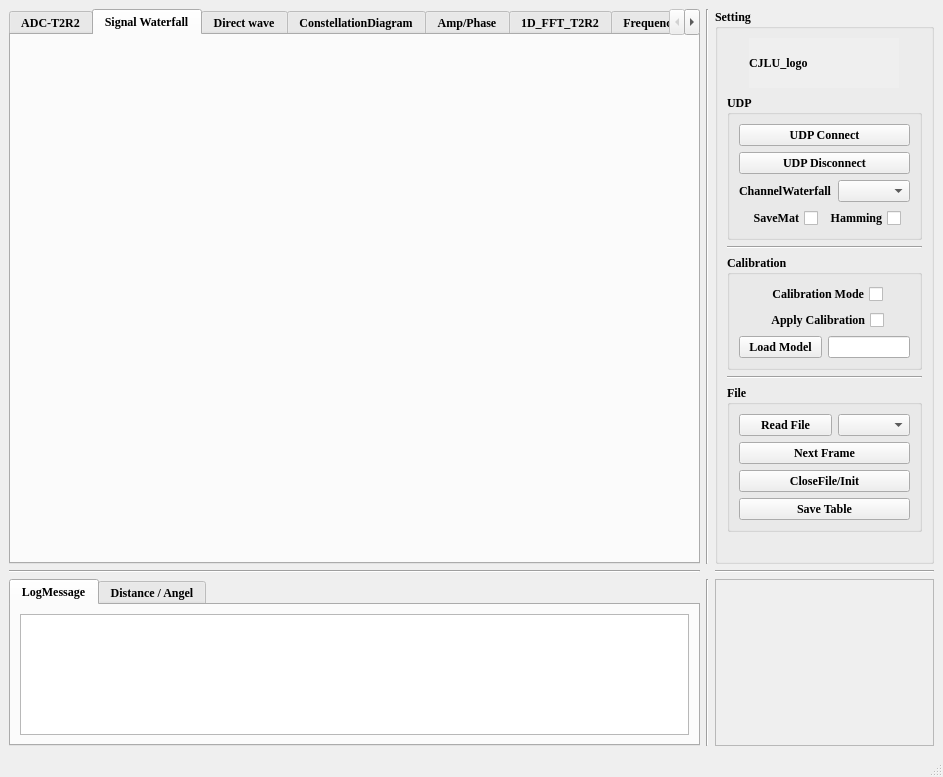
Before: the Qt Designer form Radar_UDP.ui in CruzeOliver/FMCW-Radar-GUI, drawn with Qt 5.
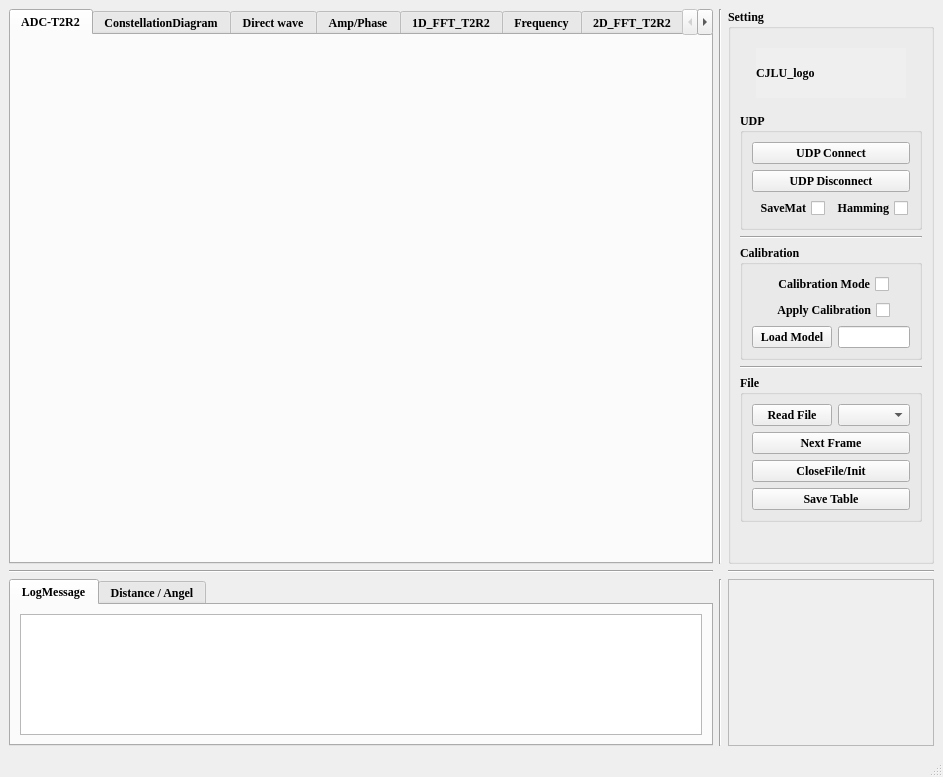
After: the same form once the commit is applied. The open tabs and pages were chosen to show the change.

Commit message: delete function “waterfall”

```diff
--- a/Radar_UDP.ui
+++ b/Radar_UDP.ui
@@ -224,62 +224,6 @@
             </property>
            </widget>
           </item>
-          <item>
-           <layout class="QHBoxLayout" name="horizontalLayout_14">
-            <item>
-             <spacer name="horizontalSpacer_3">
-              <property name="orientation">
-               <enum>Qt::Horizontal</enum>
-              </property>
-              <property name="sizeHint" stdset="0">
-               <size>
-                <width>40</width>
-                <height>20</height>
-               </size>
-              </property>
-             </spacer>
-            </item>
-            <item>
-             <widget class="QLabel" name="label">
-              <property name="sizePolicy">
-               <sizepolicy hsizetype="Expanding" vsizetype="Preferred">
-                <horstretch>0</horstretch>
-                <verstretch>0</verstretch>
-               </sizepolicy>
-              </property>
-              <property name="layoutDirection">
-               <enum>Qt::RightToLeft</enum>
-              </property>
-              <property name="text">
-               <string>ChannelWaterfall</string>
-              </property>
-             </widget>
-            </item>
-            <item>
-             <widget class="QComboBox" name="comboBox_waterfallchannel">
-              <property name="sizePolicy">
-               <sizepolicy hsizetype="Preferred" vsizetype="Fixed">
-                <horstretch>0</horstretch>
-                <verstretch>0</verstretch>
-               </sizepolicy>
-              </property>
-             </widget>
-            </item>
-            <item>
-             <spacer name="horizontalSpacer_4">
-              <property name="orientation">
-               <enum>Qt::Horizontal</enum>
-              </property>
-              <property name="sizeHint" stdset="0">
-               <size>
-                <width>40</width>
-                <height>20</height>
-               </size>
-              </property>
-             </spacer>
-            </item>
-           </layout>
-          </item>
           <item>
            <layout class="QHBoxLayout" name="horizontalLayout_5">
             <item>
@@ -612,35 +556,6 @@
         </item>
        </layout>
       </widget>
-      <widget class="QWidget" name="tab">
-       <attribute name="title">
-        <string>Signal Waterfall</string>
-       </attribute>
-       <layout class="QHBoxLayout" name="horizontalLayout_8">
-        <item>
-         <widget class="QWidget" name="widget_Waterfall" native="true"/>
-        </item>
-       </layout>
-      </widget>
-      <widget class="QWidget" name="tab_DirectWave">
-       <attribute name="title">
-        <string>Direct wave</string>
-       </attribute>
-       <layout class="QGridLayout" name="gridLayout_5">
-        <item row="0" column="0">
-         <widget class="QWidget" name="widget_DWtx0rx0" native="true"/>
-        </item>
-        <item row="0" column="1">
-         <widget class="QWidget" name="widget_DWtx0rx1" native="true"/>
-        </item>
-        <item row="1" column="0">
-         <widget class="QWidget" name="widget_DWtx1rx0" native="true"/>
-        </item>
-        <item row="1" column="1">
-         <widget class="QWidget" name="widget_DWtx1rx1" native="true"/>
-        </item>
-       </layout>
-      </widget>
       <widget class="QWidget" name="tab_ConstellationDiagram">
        <attribute name="title">
         <string>ConstellationDiagram</string>
@@ -660,6 +575,25 @@
         </item>
        </layout>
       </widget>
+      <widget class="QWidget" name="tab_DirectWave">
+       <attribute name="title">
+        <string>Direct wave</string>
+       </attribute>
+       <layout class="QGridLayout" name="gridLayout_5">
+        <item row="0" column="0">
+         <widget class="QWidget" name="widget_DWtx0rx0" native="true"/>
+        </item>
+        <item row="0" column="1">
+         <widget class="QWidget" name="widget_DWtx0rx1" native="true"/>
+        </item>
+        <item row="1" column="0">
+         <widget class="QWidget" name="widget_DWtx1rx0" native="true"/>
+        </item>
+        <item row="1" column="1">
+         <widget class="QWidget" name="widget_DWtx1rx1" native="true"/>
+        </item>
+       </layout>
+      </widget>
       <widget class="QWidget" name="tab__AmpPhase">
        <attribute name="title">
         <string>Amp/Phase</string>
```
Left out of the diff: 22 changed lines with no effect on the pictures. The commit also changes 3 other files.
